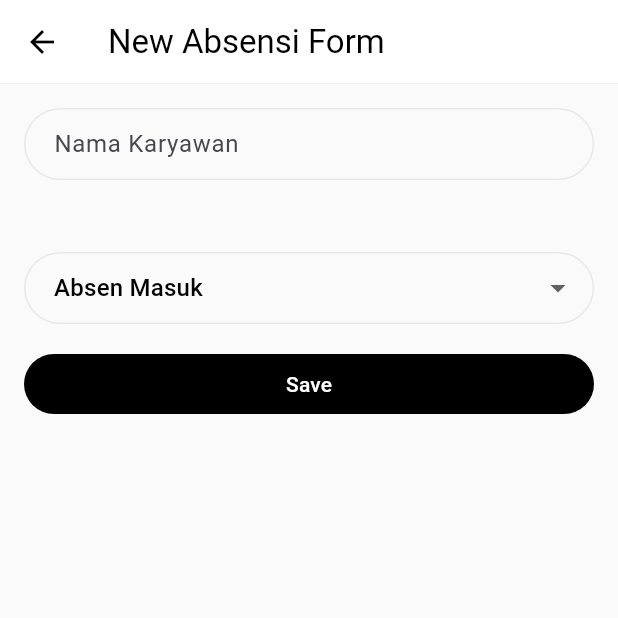
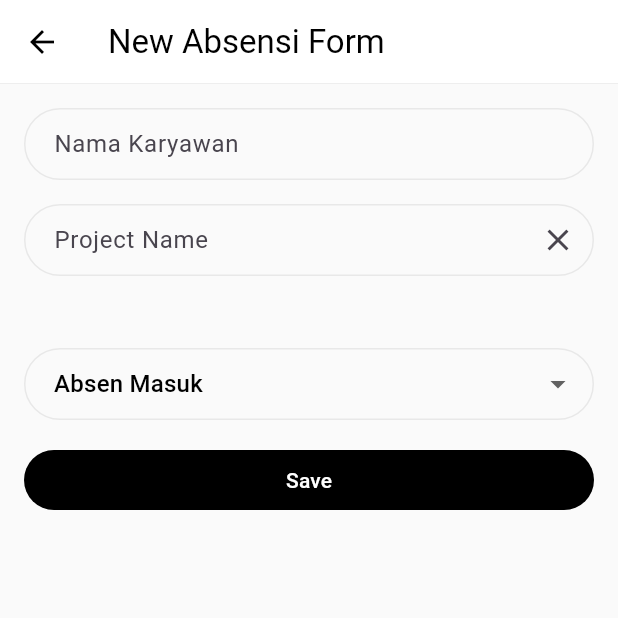
Before and after one commit to nurfirman/tugas_firman, a Flutter app: the AbsensiPage screen opened by its route, after a tap on the "add" icon, on a phone screen of 412 x 824 dp, the top half of it. Run offline on Flutter 3.47's test engine with Material 3 defaults, Android fonts, the light colour scheme and no system bars; our stand-ins replace dio, drift, equatable, flutter_bloc, get_it, hive and 1 more; accounts and stored records are empty; generated files the repository leaves out were written again.

Commit message:
tambah project

```diff
--- a/lib/bloc/auth/auth_cubit.dart
+++ b/lib/bloc/auth/auth_cubit.dart
@@ -68,6 +68,7 @@ class AuthCubit extends Cubit<AuthState> {
   }
 
   Future<void> logout() async {
+    emit(AuthState.wipe());
     await authLocalStorage.clear();
   }
 
--- a/lib/db/table/absensi_table.dart
+++ b/lib/db/table/absensi_table.dart
@@ -9,4 +9,5 @@ class Absensi extends Table {
   DateTimeColumn get dateAbsen => dateTime().nullable()();
   TextColumn get status => text().withLength(min: 1, max: 50)();
   TextColumn get tagGps => text().withLength(min: 1, max: 100)();
+  TextColumn get project => text().withLength(min: 1, max: 150)();
 }
--- a/lib/pages/absensi_form_page.dart
+++ b/lib/pages/absensi_form_page.dart
@@ -3,15 +3,18 @@ import 'package:flutter_bloc/flutter_bloc.dart';
 import 'package:tugas_firman/bloc/auth/auth_cubit.dart';
 import 'package:tugas_firman/bloc/auth/auth_state.dart';
 
+
 class AbsensiFormPage extends StatefulWidget {
 
   final String? name;
   final String? status;
+  final String? project;
 
   const AbsensiFormPage({
     super.key,
     this.name,
     this.status,
+    this.project
     });
 
   @override
@@ -19,8 +22,9 @@ class AbsensiFormPage extends StatefulWidget {
 }
 
 class _AbsensiFormPageState extends State<AbsensiFormPage> {
-
+final GlobalKey qrKey = GlobalKey(debugLabel: 'QR');
   final _nameController = TextEditingController();
+  final _projectController = TextEditingController();
   var typeAbsen = 'masuk';
 
   final _formKey = GlobalKey<FormState>();
@@ -28,12 +32,14 @@ class _AbsensiFormPageState extends State<AbsensiFormPage> {
   @override
   void initState() {
     _nameController.text = widget.name ?? '';
+    _projectController.text = widget.status ?? '';
     super.initState();
   }
 
   @override
   void dispose() {
     _nameController.dispose();
+    _projectController.dispose();
     super.dispose();
   }
 
@@ -59,6 +65,7 @@ class _AbsensiFormPageState extends State<AbsensiFormPage> {
                 decoration: const InputDecoration(
                   labelText: 'Nama Karyawan',
                 ),
+                readOnly: true,
                 validator: (value) {
                   if (value == null || value.isEmpty) {
                     return 'Please enter  name';
@@ -66,6 +73,20 @@ class _AbsensiFormPageState extends State<AbsensiFormPage> {
                   return null;
                 },
               );}),
+                       TextField(
+            controller: _projectController,
+            decoration: InputDecoration(
+              labelText: 'Project Name',
+              hintText: widget.name,
+              border: const OutlineInputBorder(),
+              suffixIcon: IconButton(
+                icon: const Icon(Icons.clear),
+                onPressed: () {
+                  _projectController.clear();
+                },
+              ),
+            ),
+          ),
                   const SizedBox(height: 16),
                   DropdownButtonFormField<String>(
                     value: typeAbsen,
@@ -92,12 +113,18 @@ class _AbsensiFormPageState extends State<AbsensiFormPage> {
                   onPressed: () {
                     if(_formKey.currentState?.validate() ?? false) {
                       final name = _nameController.text;
+                      final project = _projectController.text;
                       String type = typeAbsen;
-                      Navigator.pop(context, {'name': name, 'status':type });
+                      Navigator.pop(context, {'name': name, 'status':type , 'project': project});
                     }
                   },
                 ),
-              )
+              ),
+//               MobileScanner(
+//   onDetect: (result) {
+//     print(result.barcodes.first.rawValue);
+//   },
+// ),
             ],
           ),
         ),
--- a/lib/pages/absensi_page.dart
+++ b/lib/pages/absensi_page.dart
@@ -1,5 +1,6 @@
 import 'package:drift/drift.dart';
 import 'package:flutter/material.dart';
+import 'package:intl/intl.dart';
 import 'package:tugas_firman/db/absensi_db.dart';
 import 'package:tugas_firman/db/app_db.dart';
 import 'package:tugas_firman/injector.dart';
@@ -17,6 +18,7 @@ class _AbsensiPageState extends State<AbsensiPage> {
   final Absensi = <AbsensiData>[];
   final now = DateTime.now();
   var name = "Lionel Messi";
+  var project = "Project A";
 
   @override
   void initState() {
@@ -48,13 +50,15 @@ class _AbsensiPageState extends State<AbsensiPage> {
   Future<void> addAbsensi({
     String name = '',
     String status = 'Masuk',
+    String project = '',
   }) async {
     try {
       final absensi = AbsensiCompanion(
         name: Value(name),
         dateAbsen: Value(now),
         status: Value(status),
-        tagGps: Value("kantor")
+        tagGps: Value("kantor"),
+        project: Value(project),
       );
       await db.addAbsensi(absensi);
       await getAbsensi();
@@ -66,12 +70,15 @@ class _AbsensiPageState extends State<AbsensiPage> {
   Future<void> editAbsensi({
     required int id,
     String name = '',
-    double price = 0.0,
+    String status = 'Masuk',
+    String project = 'Project A',
   }) async {
     try {
       final absensi = AbsensiCompanion(
         id: Value(id),
         name: Value(name),
+        status: Value(status),
+        project: Value(project),
       );
       await db.updateAbsensi(absensi);
       await getAbsensi();
@@ -97,6 +104,8 @@ class _AbsensiPageState extends State<AbsensiPage> {
               if(result != null) {
                 addAbsensi(
                   name: result['name'],
+                  project: result['project'],
+                  status: result['status'],
                 );
               }
             },
@@ -109,14 +118,16 @@ class _AbsensiPageState extends State<AbsensiPage> {
       ListView.separated(
         padding: EdgeInsets.all(16),
         itemCount: Absensi.length,
-        separatorBuilder: (_, __) => SizedBox(height: 16),
-        itemBuilder: (_, index) => Card(
+        separatorBuilder: (_, __) => SizedBox(height: 10),
+        itemBuilder: (_, index) =>
+        Card(
           child: ListTile(
-            title: Text(Absensi[index].dateAbsen.toString()),
+            title: Text(DateFormat('EEE, dd MMMM y hh:mm:ss').format(Absensi[index].dateAbsen!)),
+            subtitle: Text(Absensi[index].project.toString()),
             trailing: Row(
               mainAxisSize: MainAxisSize.min,
               children: [
-                                IconButton(
+              IconButton(
                   onPressed: () async {
                     final result = await Navigator.push(
                       context,
@@ -124,6 +135,7 @@ class _AbsensiPageState extends State<AbsensiPage> {
                         builder: (context) => AbsensiFormPage(
                           name: Absensi[index].name,
                           status: Absensi[index].status,
+                          project: Absensi[index].project,
                         ),
                       ),
                     );
@@ -143,7 +155,7 @@ class _AbsensiPageState extends State<AbsensiPage> {
                   icon: Icon(Icons.delete),
                 ),
               ],
-            )
+            ),
           ),
         ),
       ),
```
Also changed, not shown: lib/bloc/auth/auth_state.dart (+11 -0 lines), lib/db/app_db.g.dart, pubspec.lock.
